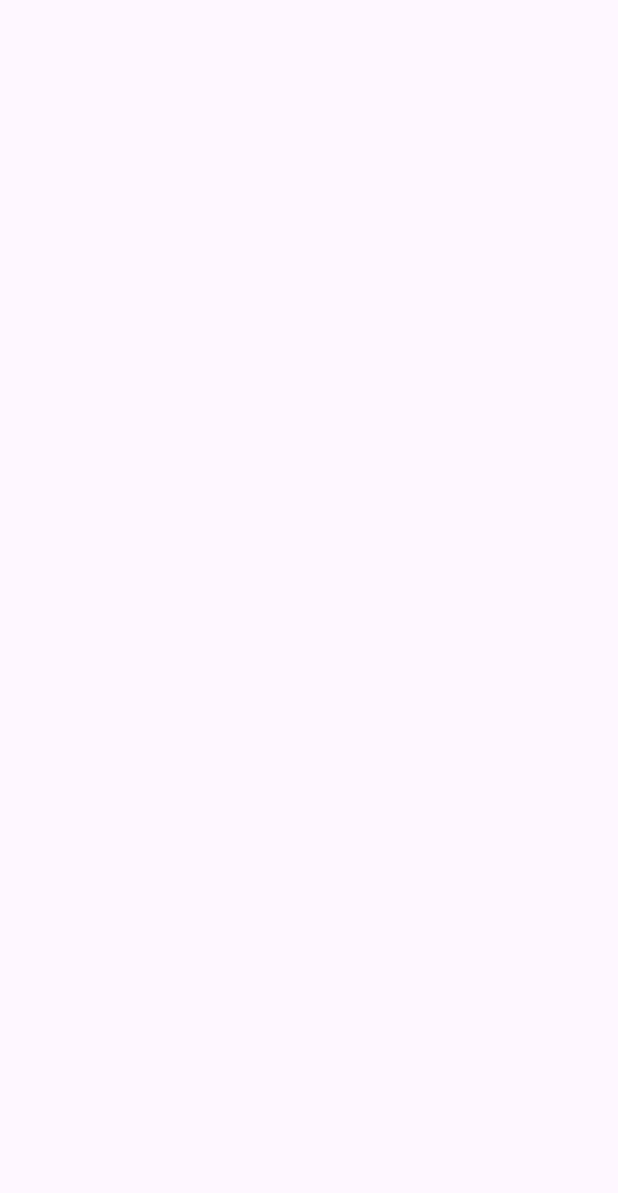
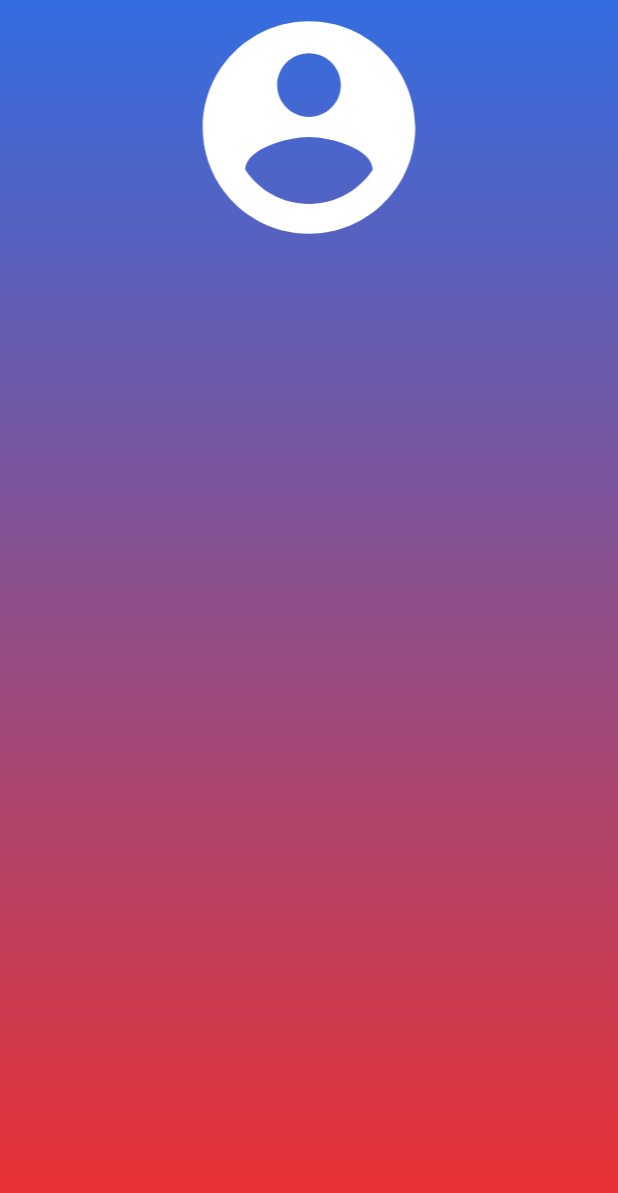
Before and after one commit to Mostafa-Mohamed4932/Calculator_Test, an Android app: the screen it shows after launch (MainActivity), on a phone screen of 412 x 824 dp. Before the commit the part shown is empty. Shown: the top 1193 px of the screen. Run offline under Robolectric (Android 15) with nearby library versions, the phone set to English and light mode, and no system bars.

Commit message:
Background + Account Interface

```diff
--- /dev/null
+++ b/Login_Test/app/src/main/res/drawable/icon_account_circle.xml
@@ -0,0 +1,5 @@
+<vector xmlns:android="http://schemas.android.com/apk/res/android" android:height="100dp" android:tint="#FFFFFF" android:viewportHeight="24" android:viewportWidth="24" android:width="100dp">
+
+    <path android:fillColor="@android:color/white" android:pathData="M12,2C6.48,2 2,6.48 2,12s4.48,10 10,10 10,-4.48 10,-10S17.52,2 12,2zM12,5c1.66,0 3,1.34 3,3s-1.34,3 -3,3 -3,-1.34 -3,-3 1.34,-3 3,-3zM12,19.2c-2.5,0 -4.71,-1.28 -6,-3.22 0.03,-1.99 4,-3.08 6,-3.08 1.99,0 5.97,1.09 6,3.08 -1.29,1.94 -3.5,3.22 -6,3.22z"/>
+
+</vector>
--- /dev/null
+++ b/Login_Test/app/src/main/res/drawable/login_background.xml
@@ -0,0 +1,10 @@
+<?xml version="1.0" encoding="utf-8"?>
+<shape xmlns:android="http://schemas.android.com/apk/res/android">
+
+    <gradient
+        android:type="linear"
+        android:angle="100"
+        android:startColor="#336DE1"
+        android:endColor="#EF2F2F"/>
+
+</shape>
--- a/Login_Test/app/src/main/res/layout/activity_main.xml
+++ b/Login_Test/app/src/main/res/layout/activity_main.xml
@@ -5,8 +5,21 @@
     android:id="@+id/main"
     android:layout_width="match_parent"
     android:layout_height="match_parent"
-    tools:context=".MainActivity">
+    tools:context=".MainActivity"
+    android:background="@drawable/login_background">
 
+
+    <LinearLayout
+        android:layout_width="match_parent"
+        android:layout_height="wrap_content"
+        android:gravity="center"
+        android:orientation="vertical"/>
+
+    <ImageView
+        android:layout_width="match_parent"
+        android:layout_height="170dp"
+
+        android:src="@drawable/icon_account_circle" />
 
 
 </RelativeLayout>
```
